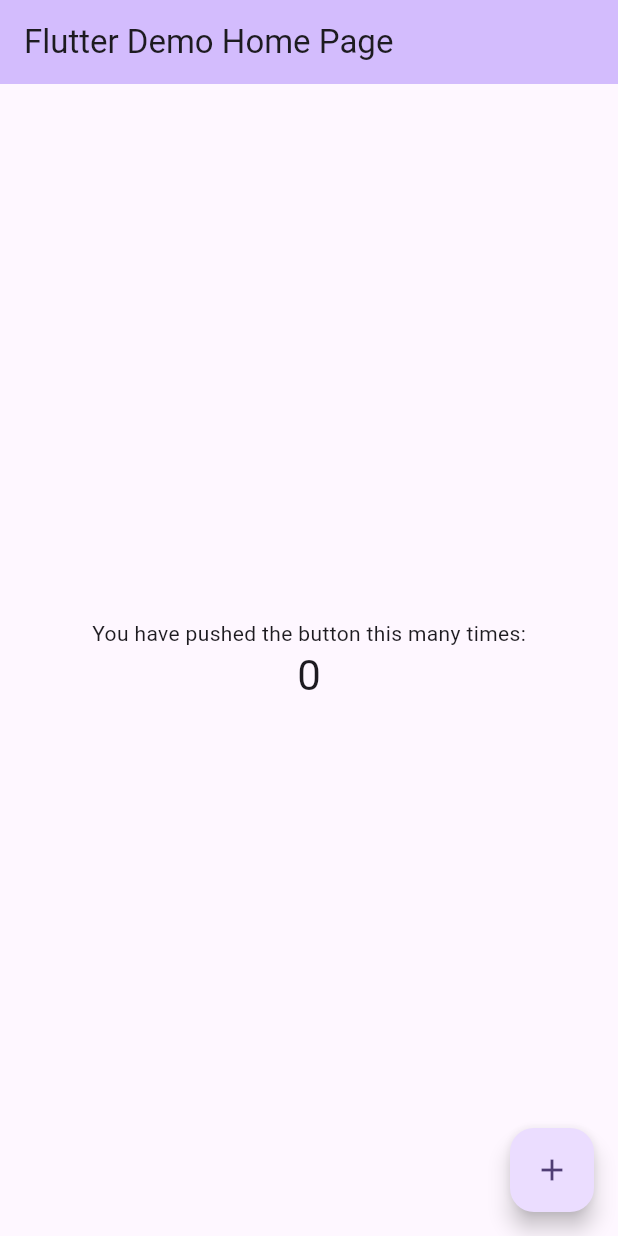
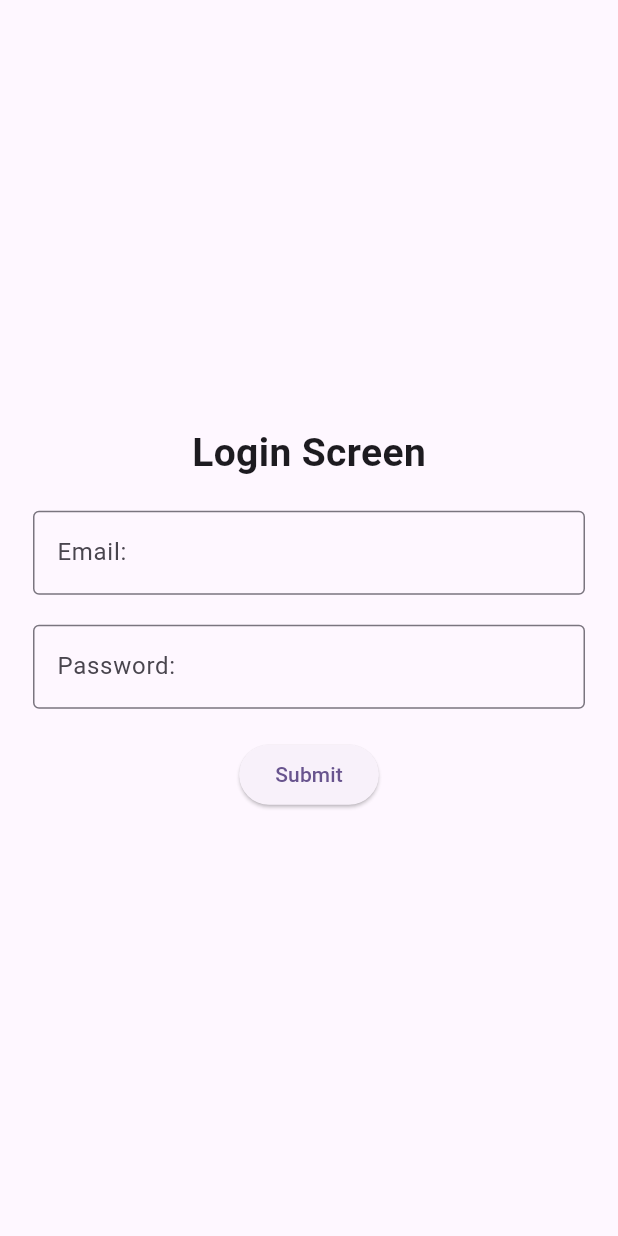
Before and after one commit to santoshkafle/new_app, a Flutter app: the screen it shows after launch, on a phone screen of 412 x 824 dp. Run offline on Flutter 3.47's test engine with Material 3 defaults, Android fonts, the phone set to English and light mode, and no system bars.

Commit message:
Login screen ui done

```diff
--- /dev/null
+++ b/lib/homepage.dart
@@ -0,0 +1,40 @@
+import 'package:flutter/material.dart';
+
+class Homepage extends StatelessWidget {
+  const Homepage({super.key});
+
+  @override
+  Widget build(BuildContext context) {
+    return Scaffold(
+      body: Padding(
+        padding: EdgeInsets.symmetric(horizontal: 22),
+        child: Column(
+          spacing: 20,
+          mainAxisAlignment: MainAxisAlignment.center,
+          crossAxisAlignment: CrossAxisAlignment.center,
+          children: [
+            Text(
+              "Login Screen",
+              style: TextStyle(fontSize: 26, fontWeight: FontWeight.bold),
+            ),
+
+            TextField(
+              decoration: InputDecoration(
+                hintText: "Email:",
+                border: OutlineInputBorder(),
+              ),
+            ),
+            TextField(
+              decoration: InputDecoration(
+                hintText: "Password:",
+                border: OutlineInputBorder(),
+              ),
+            ),
+
+            ElevatedButton(onPressed: () {}, child: Text("Submit")),
+          ],
+        ),
+      ),
+    );
+  }
+}
--- a/lib/main.dart
+++ b/lib/main.dart
@@ -1,4 +1,5 @@
 import 'package:flutter/material.dart';
+import 'package:new_app/homepage.dart';
 
 void main() {
   runApp(const MyApp());
@@ -7,116 +8,15 @@ void main() {
 class MyApp extends StatelessWidget {
   const MyApp({super.key});
 
-  // This widget is the root of your application.
   @override
   Widget build(BuildContext context) {
     return MaterialApp(
       title: 'Flutter Demo',
+      debugShowCheckedModeBanner: false,
       theme: ThemeData(
-        // This is the theme of your application.
-        //
-        // TRY THIS: Try running your application with "flutter run". You'll see
-        // the application has a purple toolbar. Then, without quitting the app,
-        // try changing the seedColor in the colorScheme below to Colors.green
-        // and then invoke "hot reload" (save your changes or press the "hot
-        // reload" button in a Flutter-supported IDE, or press "r" if you used
-        // the command line to start the app).
-        //
-        // Notice that the counter didn't reset back to zero; the application
-        // state is not lost during the reload. To reset the state, use hot
-        // restart instead.
-        //
-        // This works for code too, not just values: Most code changes can be
-        // tested with just a hot reload.
         colorScheme: ColorScheme.fromSeed(seedColor: Colors.deepPurple),
       ),
-      home: const MyHomePage(title: 'Flutter Demo Home Page'),
+      home: Homepage(),
     );
   }
 }
-
-class MyHomePage extends StatefulWidget {
-  const MyHomePage({super.key, required this.title});
-
-  // This widget is the home page of your application. It is stateful, meaning
-  // that it has a State object (defined below) that contains fields that affect
-  // how it looks.
-
-  // This class is the configuration for the state. It holds the values (in this
-  // case the title) provided by the parent (in this case the App widget) and
-  // used by the build method of the State. Fields in a Widget subclass are
-  // always marked "final".
-
-  final String title;
-
-  @override
-  State<MyHomePage> createState() => _MyHomePageState();
-}
-
-class _MyHomePageState extends State<MyHomePage> {
-  int _counter = 0;
-
-  void _incrementCounter() {
-    setState(() {
-      // This call to setState tells the Flutter framework that something has
-      // changed in this State, which causes it to rerun the build method below
-      // so that the display can reflect the updated values. If we changed
-      // _counter without calling setState(), then the build method would not be
-      // called again, and so nothing would appear to happen.
-      _counter++;
-    });
-  }
-
-  @override
-  Widget build(BuildContext context) {
-    // This method is rerun every time setState is called, for instance as done
-    // by the _incrementCounter method above.
-    //
-    // The Flutter framework has been optimized to make rerunning build methods
-    // fast, so that you can just rebuild anything that needs updating rather
-    // than having to individually change instances of widgets.
-    return Scaffold(
-      appBar: AppBar(
-        // TRY THIS: Try changing the color here to a specific color (to
-        // Colors.amber, perhaps?) and trigger a hot reload to see the AppBar
-        // change color while the other colors stay the same.
-        backgroundColor: Theme.of(context).colorScheme.inversePrimary,
-        // Here we take the value from the MyHomePage object that was created by
-        // the App.build method, and use it to set our appbar title.
-        title: Text(widget.title),
-      ),
-      body: Center(
-        // Center is a layout widget. It takes a single child and positions it
-        // in the middle of the parent.
-        child: Column(
-          // Column is also a layout widget. It takes a list of children and
-          // arranges them vertically. By default, it sizes itself to fit its
-          // children horizontally, and tries to be as tall as its parent.
-          //
-          // Column has various properties to control how it sizes itself and
-          // how it positions its children. Here we use mainAxisAlignment to
-          // center the children vertically; the main axis here is the vertical
-          // axis because Columns are vertical (the cross axis would be
-          // horizontal).
-          //
-          // TRY THIS: Invoke "debug painting" (choose the "Toggle Debug Paint"
-          // action in the IDE, or press "p" in the console), to see the
-          // wireframe for each widget.
-          mainAxisAlignment: MainAxisAlignment.center,
-          children: <Widget>[
-            const Text('You have pushed the button this many times:'),
-            Text(
-              '$_counter',
-              style: Theme.of(context).textTheme.headlineMedium,
-            ),
-          ],
-        ),
-      ),
-      floatingActionButton: FloatingActionButton(
-        onPressed: _incrementCounter,
-        tooltip: 'Increment',
-        child: const Icon(Icons.add),
-      ), // This trailing comma makes auto-formatting nicer for build methods.
-    );
-  }
-}
```
